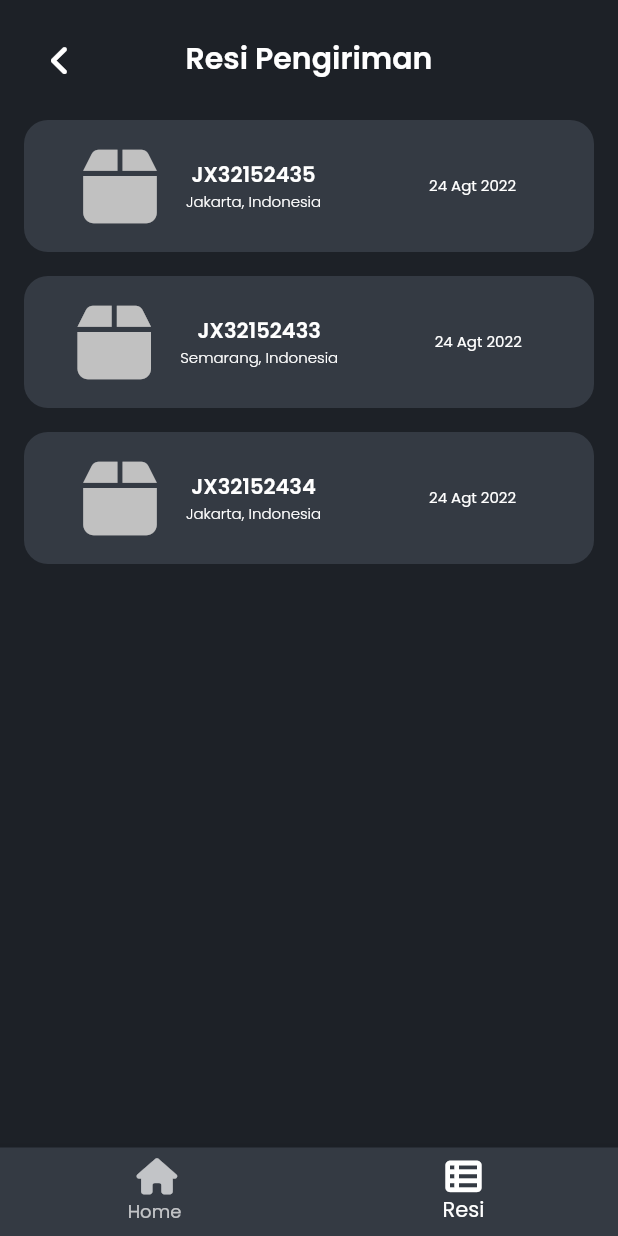
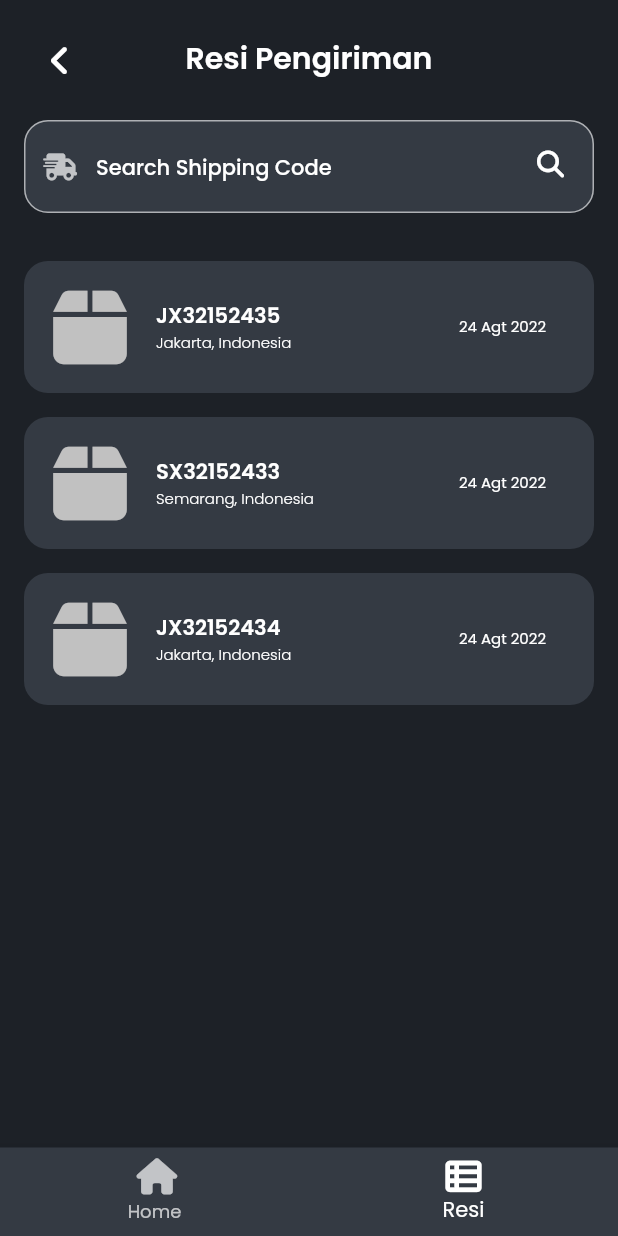
Before and after one commit to martuafernando/deliveryapp, a Flutter app: the screen it shows after launch, after a tap on "See All", on a phone screen of 412 x 824 dp. Run offline on Flutter 3.47's test engine with Material 2 defaults, Android fonts, the phone set to English and light mode, and no system bars; our stand-ins replace font_awesome_flutter.

Commit message:
Add search to resiPage

```diff
--- a/lib/homepage.dart
+++ b/lib/homepage.dart
@@ -8,16 +8,7 @@ import 'package:deliveryapp/voucher.dart';
 import 'package:deliveryapp/comingSoon.dart';
 import 'package:deliveryapp/model/data.dart';
 
-class MyHomePage extends StatefulWidget {
-  final String title;
-
-  const MyHomePage({super.key, required this.title});
-
-  @override
-  State<MyHomePage> createState() => _MyHomePage();
-}
-
-class _MyHomePage extends State<MyHomePage> {
+class MyHomePage extends StatelessWidget {
   final _selectedIndex = 0;
   var dataOnGoingList = dataList
       .where((element) => element.status != 'Delivery Complete')
@@ -59,10 +50,6 @@ class _MyHomePage extends State<MyHomePage> {
                       ],
                     ),
                   )),
-                  Container(
-                    margin: const EdgeInsets.only(top: 16.0),
-                    child: const MyCustomForm(),
-                  ),
                   Container(
                     margin: const EdgeInsets.only(top: 32.0),
                     child: Row(
@@ -235,7 +222,7 @@ class _MyHomePage extends State<MyHomePage> {
                                     })),
                                     child: Row(
                                       mainAxisAlignment:
-                                          MainAxisAlignment.spaceAround,
+                                          MainAxisAlignment.spaceBetween,
                                       children: [
                                         Row(
                                           mainAxisAlignment:
@@ -375,7 +362,7 @@ class _MyHomePage extends State<MyHomePage> {
                                       })),
                                       child: Row(
                                         mainAxisAlignment:
-                                            MainAxisAlignment.spaceAround,
+                                            MainAxisAlignment.spaceBetween,
                                         children: [
                                           Row(
                                             mainAxisAlignment:
@@ -474,61 +461,3 @@ class _MyHomePage extends State<MyHomePage> {
     );
   }
 }
-
-// Create a Form widget.
-class MyCustomForm extends StatefulWidget {
-  const MyCustomForm({super.key});
-
-  @override
-  MyCustomFormState createState() {
-    return MyCustomFormState();
-  }
-}
-
-class MyCustomFormState extends State<MyCustomForm> {
-  final _formKey = GlobalKey<FormState>();
-
-  @override
-  Widget build(BuildContext context) {
-    return Form(
-      key: _formKey,
-      child: Stack(
-        children: [
-          TextFormField(
-            decoration: InputDecoration(
-                border: const OutlineInputBorder(
-                  borderRadius: BorderRadius.all(Radius.circular(16.0)),
-                ),
-                filled: true,
-                prefixIcon: const Icon(FontAwesomeIcons.truckFast, size: 18.0),
-                fillColor: const Color.fromARGB(255, 52, 58, 67),
-                hintText: 'Search Shipping Code',
-                hintStyle: Theme.of(context).textTheme.bodyText1),
-            validator: (value) {
-              if (value == null || value.isEmpty) {
-                return 'Please enter some text';
-              }
-              return null;
-            },
-          ),
-          Positioned.fill(
-              child: Align(
-            alignment: Alignment.topRight,
-            child: IconButton(
-              padding: EdgeInsets.all(16),
-              iconSize: 18.0,
-              icon: const Icon(FontAwesomeIcons.magnifyingGlass),
-              onPressed: () {
-                if (_formKey.currentState!.validate()) {
-                  ScaffoldMessenger.of(context).showSnackBar(
-                    const SnackBar(content: Text('Processing Data')),
-                  );
-                }
-              },
-            ),
-          ))
-        ],
-      ),
-    );
-  }
-}
--- a/lib/main.dart
+++ b/lib/main.dart
@@ -28,9 +28,7 @@ class MyApp extends StatelessWidget {
           bodyText2: TextStyle(fontSize: 10.0),
         ).apply(displayColor: Colors.white),
       ),
-      home: const MyHomePage(
-        title: appName,
-      ),
+      home: MyHomePage(),
     );
   }
 }
--- a/lib/model/data.dart
+++ b/lib/model/data.dart
@@ -30,7 +30,7 @@ var dataList = [
     ],
   ),
   Data(
-    id: 'JX32152433',
+    id: 'SX32152433',
     process: 0.69,
     destination: 'Semarang, Indonesia',
     sent: '24 Agt 2022',
--- a/lib/resi.dart
+++ b/lib/resi.dart
@@ -4,9 +4,39 @@ import 'package:font_awesome_flutter/font_awesome_flutter.dart';
 
 import 'package:deliveryapp/tracking.dart';
 
-class ResiPage extends StatelessWidget {
+class ResiPage extends StatefulWidget {
+  const ResiPage({super.key});
+
+  @override
+  State<ResiPage> createState() => _ResiPage();
+}
+
+class _ResiPage extends State<ResiPage> {
   final _selectedIndex = 1;
-  const ResiPage({super.key});
+
+  @override
+  List<Data> _foundId = [];
+  final _formKey = GlobalKey<FormState>();
+
+  initState() {
+    _foundId = dataList;
+    super.initState();
+  }
+
+  void runFilter(String enteredId) {
+    List<Data> results;
+    if (enteredId.isEmpty) {
+      results = dataList;
+    } else {
+      results = dataList
+          .where(
+              (data) => data.id.toLowerCase().contains(enteredId.toLowerCase()))
+          .toList();
+    }
+    setState(() {
+      _foundId = results;
+    });
+  }
 
   @override
   Widget build(BuildContext context) {
@@ -40,22 +70,66 @@ class ResiPage extends StatelessWidget {
                           ),
                         ],
                       ),
-                      ListView.builder(
+                      Container(
+                        margin: const EdgeInsets.only(top: 16.0),
+                        child: Stack(
+                          children: [
+                            TextFormField(
+                              onChanged: (value) => runFilter(value),
+                              decoration: InputDecoration(
+                                  border: const OutlineInputBorder(
+                                    borderRadius:
+                                        BorderRadius.all(Radius.circular(16.0)),
+                                  ),
+                                  filled: true,
+                                  prefixIcon: const Icon(
+                                      FontAwesomeIcons.truckFast,
+                                      size: 18.0),
+                                  fillColor:
+                                      const Color.fromARGB(255, 52, 58, 67),
+                                  hintText: 'Search Shipping Code',
+                                  hintStyle:
+                                      Theme.of(context).textTheme.bodyText1),
+                              validator: (value) {
+                                if (value == null || value.isEmpty) {
+                                  return 'Please enter some text';
+                                }
+                                return null;
+                              },
+                            ),
+                            const Positioned.fill(
+                                child: Align(
+                              alignment: Alignment.topRight,
+                              child: Padding(
+                                padding: EdgeInsets.all(20),
+                                child: Icon(
+                                  FontAwesomeIcons.magnifyingGlass,
+                                  size: 18,
+                                ),
+                              ),
+                            ))
+                          ],
+                        ),
+                      ),
+                      Container(
+                        margin: const EdgeInsets.only(top: 16),
+                        child: ListView.builder(
                             shrinkWrap: true,
-                          itemCount: dataList.length,
+                            itemCount: _foundId.length,
                             itemBuilder: (context, index) {
-                            final Data data = dataList[index];
+                              final Data data = _foundId[index];
                               return Container(
                                   decoration: const BoxDecoration(
                                       color: Color.fromARGB(255, 52, 58, 67),
-                                    borderRadius:
-                                        BorderRadius.all(Radius.circular(16))),
+                                      borderRadius: BorderRadius.all(
+                                          Radius.circular(16))),
                                   padding: const EdgeInsets.all(16),
                                   margin: const EdgeInsets.only(top: 16),
                                   alignment: Alignment.center,
                                   child: InkWell(
                                     onTap: (() => Navigator.push(context,
-                                          MaterialPageRoute(builder: (context) {
+                                            MaterialPageRoute(
+                                                builder: (context) {
                                           return TrackingPage(
                                             id: data.id,
                                             process: data.process,
@@ -64,7 +138,7 @@ class ResiPage extends StatelessWidget {
                                         }))),
                                     child: Row(
                                       mainAxisAlignment:
-                                        MainAxisAlignment.spaceAround,
+                                          MainAxisAlignment.spaceBetween,
                                       children: [
                                         Row(
                                           mainAxisAlignment:
@@ -77,16 +151,20 @@ class ResiPage extends StatelessWidget {
                                                   255, 193, 193, 193),
                                             ),
                                             Container(
-                                            padding: const EdgeInsets.symmetric(
+                                              padding:
+                                                  const EdgeInsets.symmetric(
                                                       horizontal: 16),
                                               child: Column(
+                                                crossAxisAlignment:
+                                                    CrossAxisAlignment.start,
                                                 children: [
                                                   Text(
                                                     data.id,
                                                     textAlign: TextAlign.left,
                                                     style: const TextStyle(
                                                       fontSize: 14,
-                                                    fontWeight: FontWeight.w600,
+                                                      fontWeight:
+                                                          FontWeight.w600,
                                                     ),
                                                   ),
                                                   Text(
@@ -94,7 +172,8 @@ class ResiPage extends StatelessWidget {
                                                     textAlign: TextAlign.left,
                                                     style: const TextStyle(
                                                       fontSize: 10,
-                                                    fontWeight: FontWeight.w300,
+                                                      fontWeight:
+                                                          FontWeight.w300,
                                                     ),
                                                   ),
                                                 ],
@@ -119,7 +198,8 @@ class ResiPage extends StatelessWidget {
                                       ],
                                     ),
                                   ));
-                          })
+                            }),
+                      )
                     ],
                   ),
                 )),
```
Lines whose indentation alone changed are shown as unchanged.
